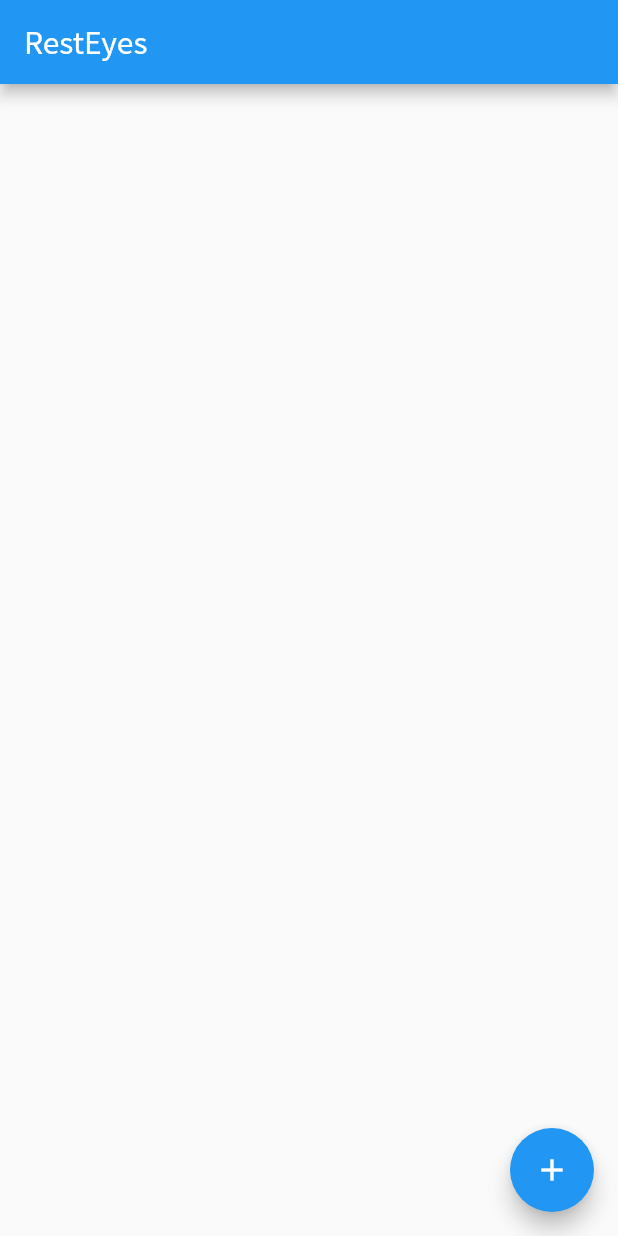
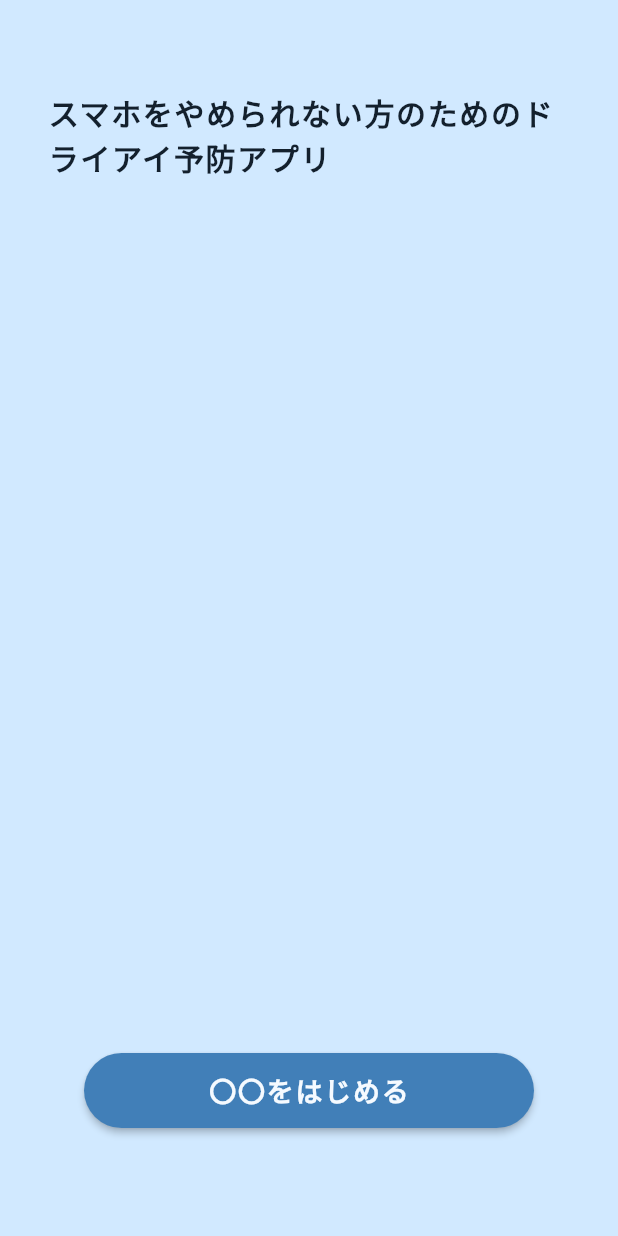
Before and after one commit to K-shir0/flutter_resteye, a Flutter app: the screen it shows after launch, on a phone screen of 412 x 824 dp. Run offline on Flutter 3.47's test engine with Material 2 defaults, Android fonts, the phone set to English and light mode, and no system bars; our stand-ins replace flutter_screenutil.

Commit message:
update: Landing ページの作成

```diff
--- a/lib/app.dart
+++ b/lib/app.dart
@@ -1,5 +1,6 @@
 import 'package:flutter/material.dart';
-import 'package:flutter_resteye/pages/home_page.dart';
+
+import 'package:flutter_resteye/pages/landing_page.dart';
 
 import 'package:flutter_screenutil/flutter_screenutil.dart';
 
@@ -14,7 +15,7 @@ class App extends StatelessWidget {
         return MaterialApp(
           title: 'Flutter Demo',
           theme: ThemeData(fontFamily: 'NotoSansJP'),
-          home: const HomePage(),
+          home: const LandingPage(),
         );
       },
     );
--- /dev/null
+++ b/lib/components/_components.dart
@@ -0,0 +1 @@
+export 'package:flutter_resteye/components/main_button.dart';
--- /dev/null
+++ b/lib/components/main_button.dart
@@ -0,0 +1,37 @@
+import 'package:flutter/material.dart';
+
+import 'package:flutter_resteye/constants.dart';
+
+class RestEyeMainButton extends StatelessWidget {
+  const RestEyeMainButton({
+    Key? key,
+    this.onPressed,
+    required this.text,
+  }) : super(key: key);
+
+  final void Function()? onPressed;
+  final String text;
+
+  @override
+  Widget build(BuildContext context) {
+    return ElevatedButton(
+      onPressed: () {},
+      style: ElevatedButton.styleFrom(
+        fixedSize: const Size(300, 50),
+        primary: AppColors.mainButtonBgColor,
+        shape: const RoundedRectangleBorder(
+          borderRadius: BorderRadius.all(Radius.circular(32)),
+        ),
+      ),
+      child: Text(
+        text,
+        style: const TextStyle(
+          fontSize: 18,
+          fontWeight: FontWeight.bold,
+          letterSpacing: 1.15,
+          color: AppColors.mainButtonTextColor,
+        ),
+      ),
+    );
+  }
+}
--- /dev/null
+++ b/lib/pages/landing_page.dart
@@ -0,0 +1,39 @@
+import 'package:flutter/material.dart';
+
+import 'package:flutter_resteye/components/_components.dart';
+import 'package:flutter_resteye/constants.dart';
+
+class LandingPage extends StatelessWidget {
+  const LandingPage({Key? key}) : super(key: key);
+
+  @override
+  Widget build(BuildContext context) {
+    return Scaffold(
+      backgroundColor: AppColors.bgColor,
+      body: SafeArea(
+        child: Padding(
+          padding: const EdgeInsets.fromLTRB(32, 60, 32, 72),
+          child: Column(
+            mainAxisAlignment: MainAxisAlignment.spaceBetween,
+            crossAxisAlignment: CrossAxisAlignment.center,
+            children: [
+              const Text(
+                'スマホをやめられない方のためのドライアイ予防アプリ',
+                style: TextStyle(
+                  fontSize: 20,
+                  fontWeight: FontWeight.bold,
+                  letterSpacing: 1.1,
+                  color: AppColors.textColor,
+                ),
+              ),
+              RestEyeMainButton(
+                onPressed: () {},
+                text: '〇〇をはじめる',
+              ),
+            ],
+          ),
+        ),
+      ),
+    );
+  }
+}
```
